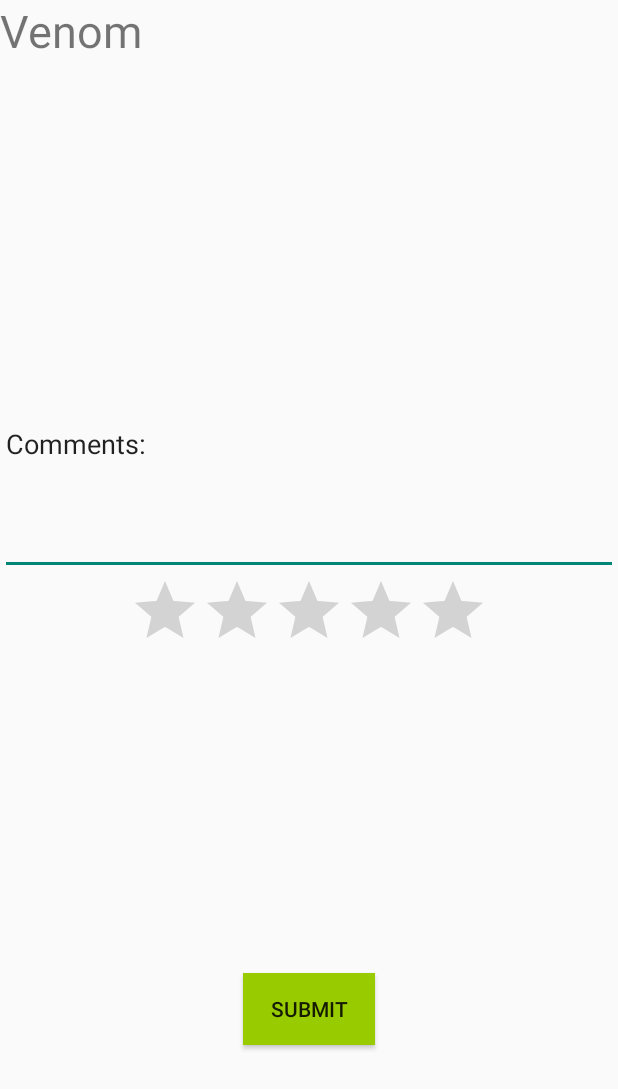
After one commit to ashorter/WhatstheMove, an Android app: the layout activity_rating.xml on its own in the app's theme, with its tools: preview values and no code run, on a phone screen of 412 x 824 dp. The commit adds this screen. Shown: the top 1089 px of the screen. Run offline under Robolectric (Android 15) with nearby library versions, the phone set to English and light mode, and no system bars.

Commit message:
update movie and detail activity

```diff
--- a/app/src/main/java/com/example/ashleyshorter/whatsthemove/LoginActivity.java
+++ b/app/src/main/java/com/example/ashleyshorter/whatsthemove/LoginActivity.java
@@ -88,7 +88,7 @@ public class LoginActivity extends AppCompatActivity {
     private void goMainActivity() {
         Log.d(TAG, "Navigating to main activity");
 
-        Intent i = new Intent(LoginActivity.this, MainActivity.class);
+        Intent i = new Intent(LoginActivity.this, MovieActivity.class);
         startActivity(i);
         finish();
     }
--- /dev/null
+++ b/app/src/main/res/layout/activity_rating.xml
@@ -0,0 +1,42 @@
+<?xml version="1.0" encoding="utf-8"?>
+<RelativeLayout xmlns:android="http://schemas.android.com/apk/res/android"
+    xmlns:app="http://schemas.android.com/apk/res-auto"
+    xmlns:tools="http://schemas.android.com/tools"
+    android:layout_width="match_parent"
+    android:layout_height="match_parent"
+    tools:context=".RatingActivity">
+
+    <TextView
+        android:id="@+id/tvTitle"
+        android:layout_width="match_parent"
+        android:layout_height="wrap_content"
+        android:text="Venom"
+        android:textSize="30sp" />
+
+    <EditText
+        android:id="@+id/eTComment"
+        android:layout_width="match_parent"
+        android:layout_height="174dp"
+        android:layout_above="@+id/ratingBar2"
+        android:layout_alignParentStart="true"
+        android:ems="10"
+        android:inputType="textPersonName"
+        android:text="Comments:" />
+
+    <RatingBar
+        android:id="@+id/ratingBar2"
+        android:layout_width="wrap_content"
+        android:layout_height="wrap_content"
+        android:layout_centerInParent="true" />
+
+    <Button
+        android:id="@+id/btnSubmit"
+        android:layout_width="wrap_content"
+        android:layout_height="wrap_content"
+        android:layout_alignParentBottom="true"
+        android:layout_centerHorizontal="true"
+        android:layout_marginBottom="127dp"
+        android:background="@android:color/holo_green_light"
+        android:text="Submit" />
+
+</RelativeLayout>
--- a/app/src/main/res/values/styles.xml
+++ b/app/src/main/res/values/styles.xml
@@ -1,8 +1,8 @@
 <resources>
 
     <!-- Base application theme. -->
-    <style name="AppTheme" parent="Theme.AppCompat.Light.NoActionBar">
-        <!-- Customize your theme here. -->
+    <style name="AppTheme" parent="Theme.MaterialComponents.Light.NoActionBar">
+    <!-- Customize your theme here. -->
         <item name="colorPrimary">@android:color/darker_gray</item>
         <item name="colorPrimaryDark">@color/logo_color_light</item>
         <item name="colorAccent">@color/logo_color</item>
```
Also changed, not shown: app/build.gradle (+10 -5 lines), app/src/main/AndroidManifest.xml (+10 -3 lines), app/src/main/java/com/example/ashleyshorter/whatsthemove/MainActivity.java (+45 -101 lines), app/src/main/java/com/example/ashleyshorter/whatsthemove/RatingActivity.java (added, +70 -0 lines), app/src/main/res/layout/activity_main.xml (+8 -60 lines), app/src/main/res/layout/item_event.xml (added, +35 -0 lines).
